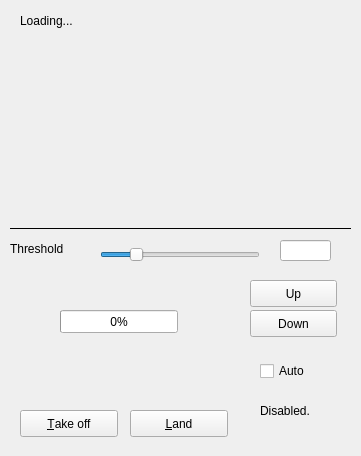
This is src/mav_control.ui in pj11/mav as Qt 5 draws it before an edit. The edited form follows.
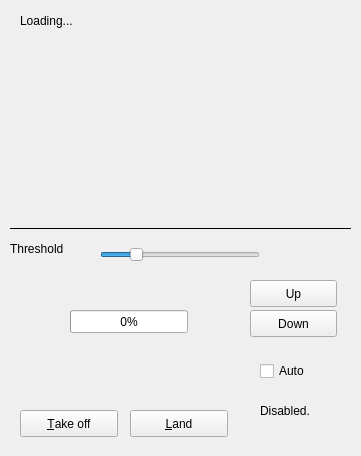
This is the edited form. Icons and pictures are not drawn.

Commit message: also yes

The edit to the form file:
```diff
--- a/src/mav_control.ui
+++ b/src/mav_control.ui
@@ -168,7 +168,7 @@
   <widget class="QProgressBar" name="pbTest">
    <property name="geometry">
     <rect>
-     <x>60</x>
+     <x>70</x>
      <y>310</y>
      <width>118</width>
      <height>23</height>
@@ -178,16 +178,6 @@
     <number>0</number>
    </property>
   </widget>
-  <widget class="QLineEdit" name="lineEdit">
-   <property name="geometry">
-    <rect>
-     <x>280</x>
-     <y>240</y>
-     <width>51</width>
-     <height>21</height>
-    </rect>
-   </property>
-  </widget>
  </widget>
  <resources/>
  <connections/>
```
